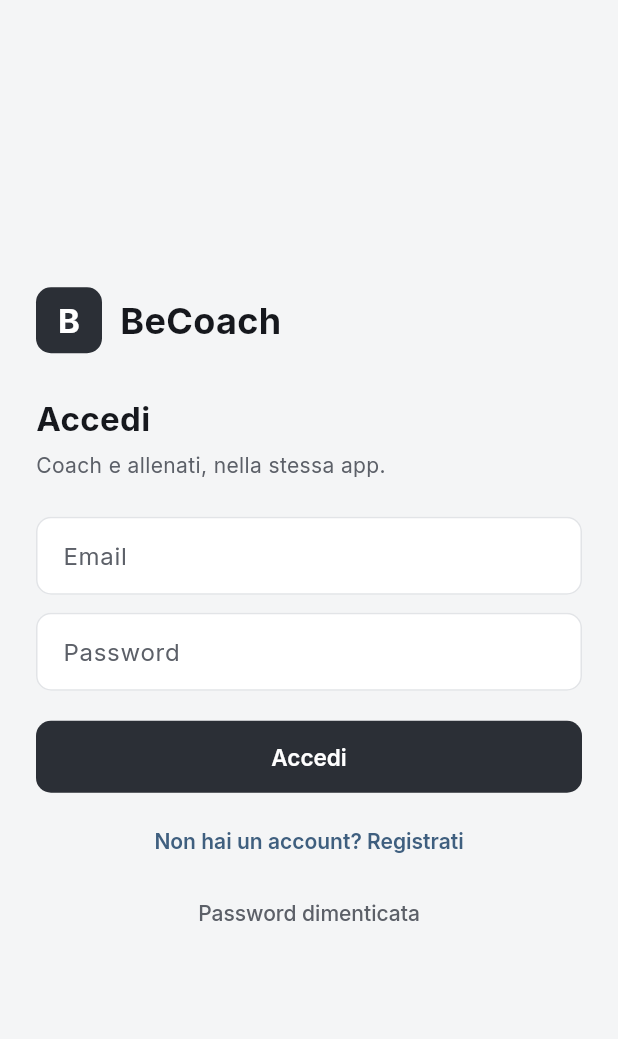
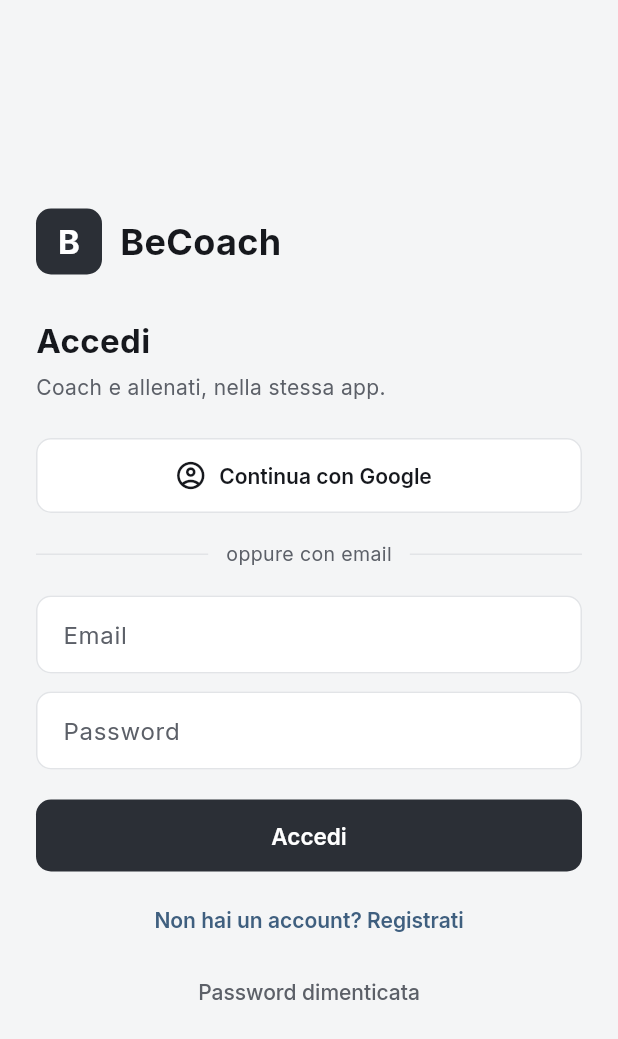
Before and after one commit to dvdsalviato/becoach, a Flutter app: the screen it shows after launch, on a phone screen of 412 x 824 dp. Shown: the top 1039 px of the screen. Run offline on Flutter 3.47's test engine with Material 3 defaults, Android fonts, the phone set to English and light mode, and no system bars; our stand-ins replace cloud_firestore, firebase_auth, firebase_core, google_fonts, google_sign_in; accounts and stored records are empty.

Commit message:
BeCoach 1.0.1: accesso con Google

```diff
--- a/lib/ui/auth_page.dart
+++ b/lib/ui/auth_page.dart
@@ -1,6 +1,7 @@
 import 'package:firebase_auth/firebase_auth.dart';
 import 'package:flutter/material.dart';
 
+import '../db.dart';
 import '../theme.dart';
 import 'common/widgets.dart';
 
@@ -41,6 +42,10 @@ class _AuthPageState extends State<AuthPage> {
         return 'Password troppo debole (almeno 6 caratteri)';
       case 'network-request-failed':
         return 'Nessuna connessione';
+      case 'operation-not-allowed':
+        return 'Questo metodo di accesso non è attivo su Firebase';
+      case 'account-exists-with-different-credential':
+        return 'Questa email è già registrata con un altro metodo: accedi con email e password';
       default:
         return e.message ?? 'Errore (${e.code})';
     }
@@ -69,6 +74,22 @@ class _AuthPageState extends State<AuthPage> {
       if (mounted) setState(() => _error = _msg(e));
     } catch (e) {
       if (mounted) setState(() => _error = e.toString());
+    } finally {
+      if (mounted) setState(() => _busy = false);
+    }
+  }
+
+  Future<void> _google() async {
+    setState(() {
+      _busy = true;
+      _error = null;
+    });
+    try {
+      await Db.signInWithGoogle();
+    } on FirebaseAuthException catch (e) {
+      if (mounted) setState(() => _error = _msg(e));
+    } catch (e) {
+      if (mounted) setState(() => _error = 'Accesso con Google non riuscito: $e');
     } finally {
       if (mounted) setState(() => _busy = false);
     }
@@ -124,6 +145,28 @@ class _AuthPageState extends State<AuthPage> {
                   const Text('Coach e allenati, nella stessa app.',
                       style: TextStyle(color: BC.muted, fontSize: 14)),
                   const SizedBox(height: 24),
+                  OutlinedButton.icon(
+                    onPressed: _busy ? null : _google,
+                    style: OutlinedButton.styleFrom(
+                      minimumSize: const Size(0, 50),
+                      backgroundColor: Colors.white,
+                    ),
+                    icon: const Icon(Icons.account_circle_outlined, size: 22),
+                    label: const Text('Continua con Google'),
+                  ),
+                  const SizedBox(height: 18),
+                  const Row(
+                    children: [
+                      Expanded(child: Divider(color: BC.border)),
+                      Padding(
+                        padding: EdgeInsets.symmetric(horizontal: 12),
+                        child: Text('oppure con email',
+                            style: TextStyle(color: BC.muted, fontSize: 13)),
+                      ),
+                      Expanded(child: Divider(color: BC.border)),
+                    ],
+                  ),
+                  const SizedBox(height: 18),
                   if (_register) ...[
                     TextField(
                       controller: _name,
--- a/lib/ui/common/profile_page.dart
+++ b/lib/ui/common/profile_page.dart
@@ -1,4 +1,3 @@
-import 'package:firebase_auth/firebase_auth.dart';
 import 'package:flutter/material.dart';
 import 'package:flutter/services.dart';
 
@@ -205,7 +204,7 @@ class _ProfilePageState extends State<ProfilePage> {
           OutlinedButton.icon(
             onPressed: () async {
               if (await confirm(context, 'Esci', 'Vuoi uscire dall\'account?', ok: 'Esci')) {
-                await FirebaseAuth.instance.signOut();
+                await Db.signOut();
               }
             },
             icon: const Icon(Icons.logout, size: 18),
@@ -213,7 +212,7 @@ class _ProfilePageState extends State<ProfilePage> {
           ),
           const SizedBox(height: 12),
           const Center(
-            child: Text('BeCoach 1.0', style: TextStyle(color: BC.disabled, fontSize: 12)),
+            child: Text('BeCoach 1.0.1', style: TextStyle(color: BC.disabled, fontSize: 12)),
           ),
         ],
       ),
--- a/lib/ui/role_setup_page.dart
+++ b/lib/ui/role_setup_page.dart
@@ -78,7 +78,7 @@ class _RoleSetupPageState extends State<RoleSetupPage> {
       appBar: AppBar(
         actions: [
           TextButton(
-            onPressed: () => FirebaseAuth.instance.signOut(),
+            onPressed: () => Db.signOut(),
             child: const Text('Esci', style: TextStyle(color: BC.muted)),
           ),
         ],
--- a/pubspec.yaml
+++ b/pubspec.yaml
@@ -1,7 +1,7 @@
 name: becoach
 description: BeCoach - l'app per coach e allenati.
 publish_to: 'none'
-version: 1.0.0+1
+version: 1.0.1+1
 
 environment:
   sdk: '>=3.4.0 <4.0.0'
@@ -14,6 +14,7 @@ dependencies:
   cloud_firestore: ^5.4.4
   google_fonts: ^6.2.1
   url_launcher: ^6.3.0
+  google_sign_in: ^6.2.2
 
 flutter:
   uses-material-design: true
```
Also changed, not shown: lib/db.dart (+25 -0 lines), 1 other file.
